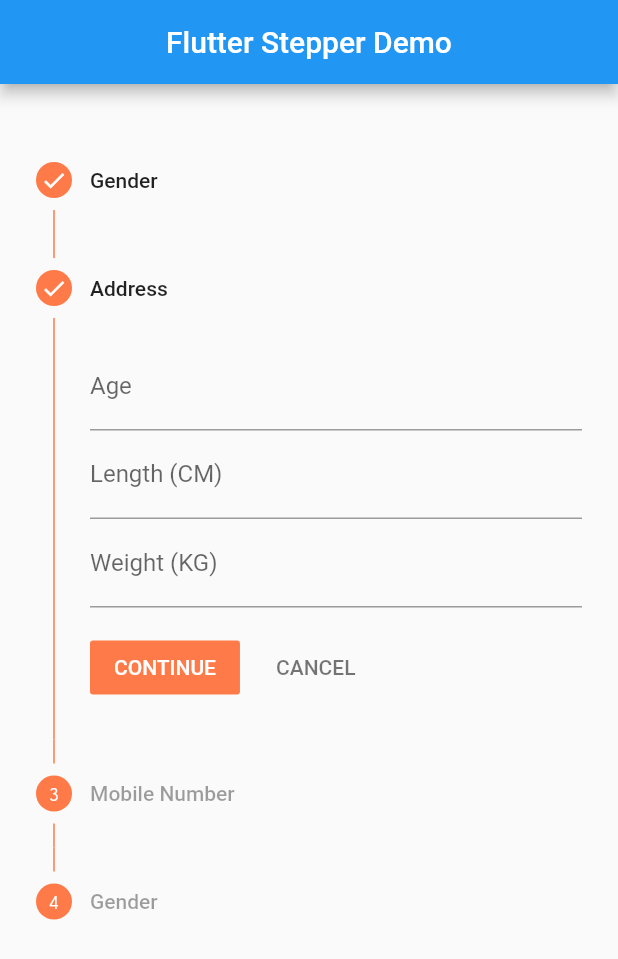
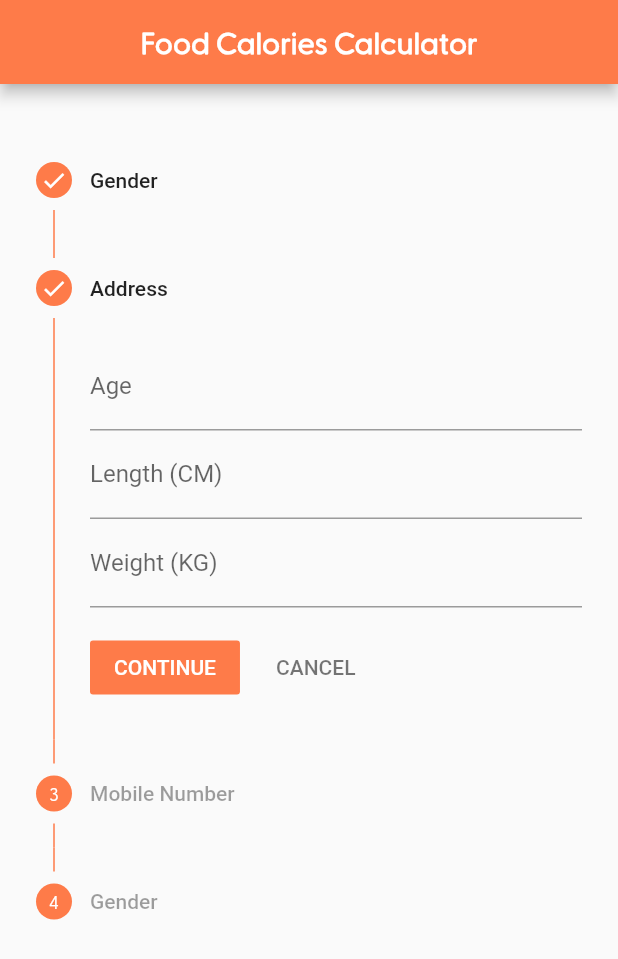
Before and after one commit to ahmed-elmenan/calories_in_food_app, a Flutter app: the screen it shows after launch, after a tap on "CONTINUE", on a phone screen of 412 x 824 dp. Shown: the top 959 px of the screen. Run offline on Flutter 3.47's test engine with Material 2 defaults, Android fonts, the phone set to English and light mode, and no system bars; our stand-ins replace bloc, cloud_firestore, firebase_core, flutter_svg, font_awesome_flutter, freezed_annotation and 3 more; missing offline and left inert: flat_icons_flutter; accounts and stored records are empty; generated files the repository leaves out were written again.

Commit message:
changing stepper appBar

```diff
--- a/lib/features/home/presentation/pages/questionPage.dart
+++ b/lib/features/home/presentation/pages/questionPage.dart
@@ -27,9 +27,15 @@ class _quetionPageState extends State<quetionPage> {
   Widget build(BuildContext context) {
     return Scaffold(
         appBar: AppBar(
-          automaticallyImplyLeading: false,
-          title: Text('Flutter Stepper Demo'),
-          centerTitle: true,
+          title: Center(
+            child: Text('Food Calories Calculator',
+                style: TextStyle(
+                    color: Colors.white,
+                    fontSize: 20.0,
+                    fontWeight: FontWeight.bold,
+                    fontFamily: "greycliff-cf-regular")),
+          ),
+          backgroundColor: GlobalTheme.lightOrange,
         ),
         body: Container(
           child: Column(
--- a/lib/main.dart
+++ b/lib/main.dart
@@ -33,7 +33,7 @@ void main() async {
   runApp(MaterialApp(
     theme: appTheme,
     debugShowCheckedModeBanner: false,
-    home: (my_question.isvisible) ? FoodCaloriesApp() : quetionPage(),
-    // home: quetionPage(),
+    // home: (my_question.isvisible) ? FoodCaloriesApp() : quetionPage(),
+    home: quetionPage(),
   ));
 }
```
